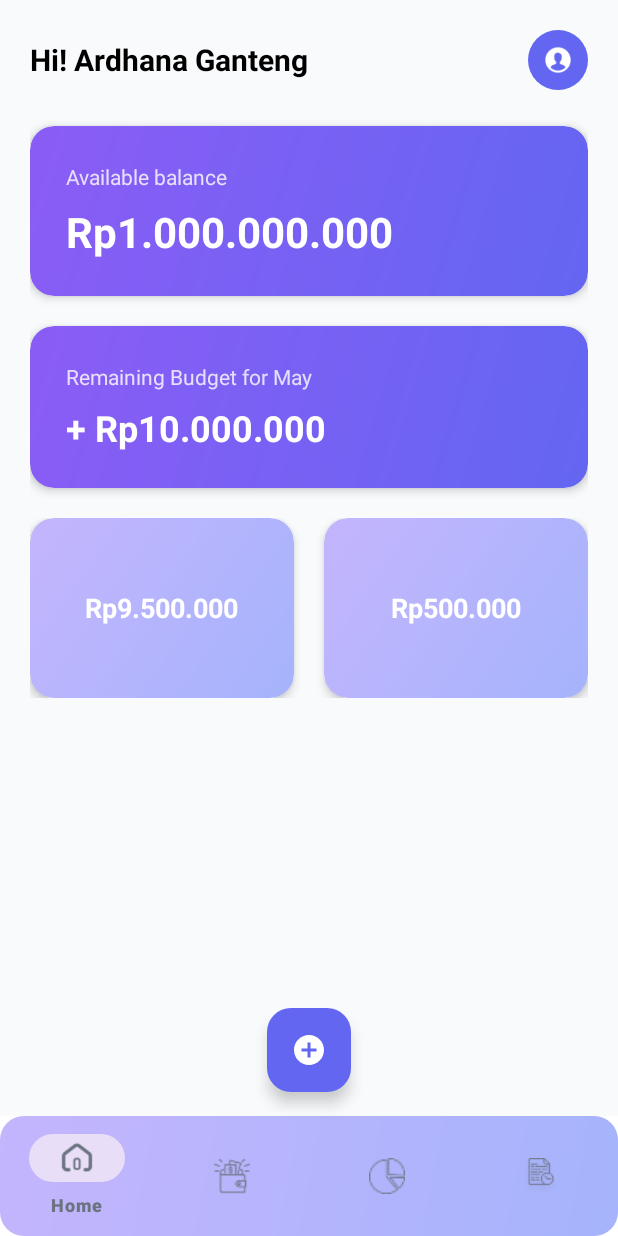
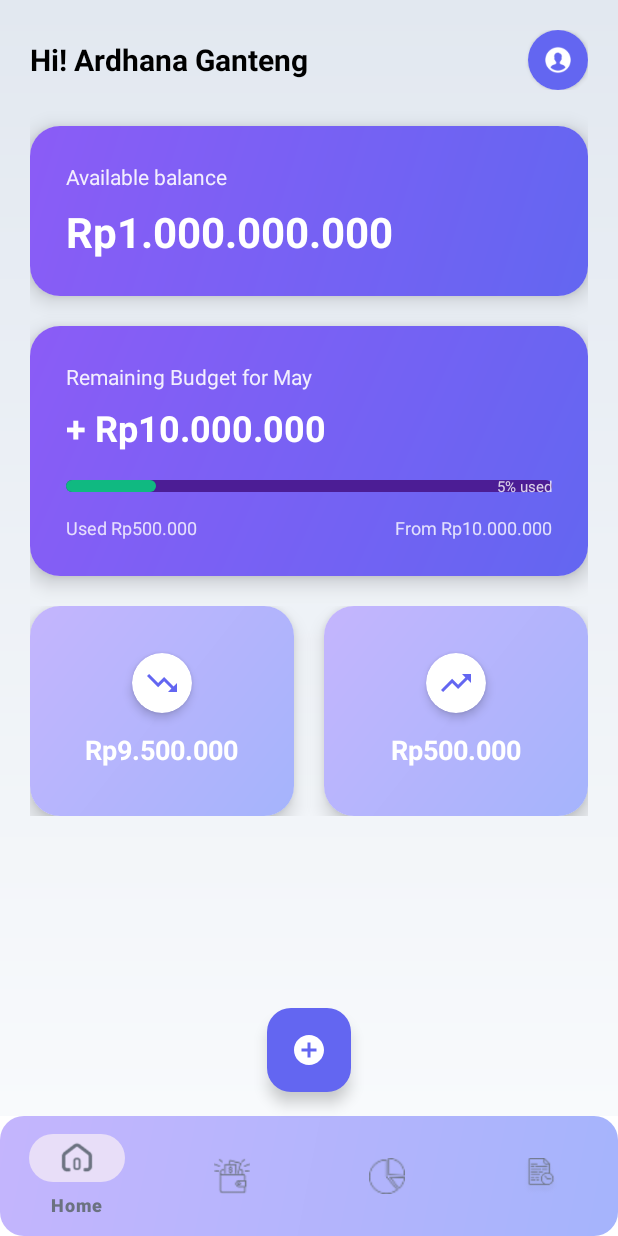
Before and after one commit to Kevinardhana096/spendly, an Android app: the screen it shows after launch (MainActivity), on a phone screen of 412 x 824 dp. Run offline under Robolectric (Android 15) with nearby library versions, the phone set to English and light mode, and no system bars.

Commit message:
fix layout fragment home

```diff
--- /dev/null
+++ b/app/src/main/res/drawable/gradient_background_light.xml
@@ -0,0 +1,7 @@
+<?xml version="1.0" encoding="utf-8"?>
+<shape xmlns:android="http://schemas.android.com/apk/res/android">
+    <gradient
+        android:startColor="#F8FAFC"
+        android:endColor="#E2E8F0"
+        android:angle="90" />
+</shape>
--- /dev/null
+++ b/app/src/main/res/drawable/ic_lightning.xml
@@ -0,0 +1,12 @@
+<?xml version="1.0" encoding="utf-8"?>
+<vector xmlns:android="http://schemas.android.com/apk/res/android"
+    android:width="24dp"
+    android:height="24dp"
+    android:viewportWidth="24"
+    android:viewportHeight="24">
+
+    <path
+        android:fillColor="#6366F1"
+        android:pathData="M13,0L6,7h5v5l7,-7h-5V0z" />
+
+</vector>
--- /dev/null
+++ b/app/src/main/res/drawable/ic_trending_down.xml
@@ -0,0 +1,12 @@
+<?xml version="1.0" encoding="utf-8"?>
+<vector xmlns:android="http://schemas.android.com/apk/res/android"
+    android:width="24dp"
+    android:height="24dp"
+    android:viewportWidth="24"
+    android:viewportHeight="24">
+
+    <path
+        android:fillColor="#6366F1"
+        android:pathData="M16,18l2.29,-2.29 -4.88,-4.88 -4,4L2,7.41 3.41,6l6,6 4,-4 6.3,6.29L22,12v6z" />
+
+</vector>
--- /dev/null
+++ b/app/src/main/res/drawable/ic_trending_up.xml
@@ -0,0 +1,12 @@
+<?xml version="1.0" encoding="utf-8"?>
+<vector xmlns:android="http://schemas.android.com/apk/res/android"
+    android:width="24dp"
+    android:height="24dp"
+    android:viewportWidth="24"
+    android:viewportHeight="24">
+
+    <path
+        android:fillColor="#6366F1"
+        android:pathData="M16,6l2.29,2.29 -4.88,4.88 -4,-4L2,16.59 3.41,18l6,-6 4,4 6.3,-6.29L22,12V6z" />
+
+</vector>
--- /dev/null
+++ b/app/src/main/res/drawable/progress_background.xml
@@ -0,0 +1,5 @@
+<?xml version="1.0" encoding="utf-8"?>
+<shape xmlns:android="http://schemas.android.com/apk/res/android">
+    <solid android:color="#4C1D95" />
+    <corners android:radius="4dp" />
+</shape>
--- /dev/null
+++ b/app/src/main/res/drawable/progress_foreground.xml
@@ -0,0 +1,5 @@
+<?xml version="1.0" encoding="utf-8"?>
+<shape xmlns:android="http://schemas.android.com/apk/res/android">
+    <solid android:color="#10B981" />
+    <corners android:radius="4dp" />
+</shape>
--- a/app/src/main/res/layout/fragment_home.xml
+++ b/app/src/main/res/layout/fragment_home.xml
@@ -3,7 +3,7 @@
     xmlns:app="http://schemas.android.com/apk/res-auto"
     android:layout_width="match_parent"
     android:layout_height="match_parent"
-    android:background="@color/background_gray">
+    android:background="@drawable/gradient_background_light">
 
     <LinearLayout
         android:layout_width="match_parent"
@@ -28,14 +28,21 @@
                 android:textStyle="bold"
                 android:textColor="@color/black" />
 
-            <ImageView
+            <androidx.cardview.widget.CardView
                 android:layout_width="40dp"
                 android:layout_height="40dp"
-                android:src="@drawable/ic_profile"
-                android:background="@drawable/circle_background"
-                android:backgroundTint="@color/purple_primary"
-                android:padding="8dp"
-                app:tint="@color/white" />
+                app:cardCornerRadius="20dp"
+                app:cardElevation="2dp">
+
+                <ImageView
+                    android:layout_width="match_parent"
+                    android:layout_height="match_parent"
+                    android:src="@drawable/ic_profile"
+                    android:background="@color/purple_primary"
+                    android:padding="8dp"
+                    app:tint="@color/white" />
+
+            </androidx.cardview.widget.CardView>
 
         </LinearLayout>
 
@@ -44,8 +51,8 @@
             android:layout_width="match_parent"
             android:layout_height="wrap_content"
             android:layout_marginBottom="20dp"
-            app:cardCornerRadius="16dp"
-            app:cardElevation="4dp">
+            app:cardCornerRadius="20dp"
+            app:cardElevation="8dp">
 
             <LinearLayout
                 android:layout_width="match_parent"
@@ -60,7 +67,7 @@
                     android:text="Available balance"
                     android:textColor="@color/white"
                     android:textSize="14sp"
-                    android:alpha="0.8" />
+                    android:alpha="0.9" />
 
                 <TextView
                     android:layout_width="wrap_content"
@@ -75,13 +82,13 @@
 
         </androidx.cardview.widget.CardView>
 
-        <!-- Remaining Budget Card -->
+        <!-- Remaining Budget Card with Progress -->
         <androidx.cardview.widget.CardView
             android:layout_width="match_parent"
             android:layout_height="wrap_content"
             android:layout_marginBottom="20dp"
-            app:cardCornerRadius="16dp"
-            app:cardElevation="4dp">
+            app:cardCornerRadius="20dp"
+            app:cardElevation="8dp">
 
             <LinearLayout
                 android:layout_width="match_parent"
@@ -96,7 +103,7 @@
                     android:text="Remaining Budget for May"
                     android:textColor="@color/white"
                     android:textSize="14sp"
-                    android:alpha="0.8" />
+                    android:alpha="0.9" />
 
                 <TextView
                     android:layout_width="wrap_content"
@@ -105,26 +112,86 @@
                     android:textColor="@color/white"
                     android:textSize="24sp"
                     android:textStyle="bold"
-                    android:layout_marginTop="8dp" />
+                    android:layout_marginTop="8dp"
+                    android:layout_marginBottom="16dp" />
+
+                <!-- Progress Bar with custom design -->
+                <RelativeLayout
+                    android:layout_width="match_parent"
+                    android:layout_height="wrap_content"
+                    android:layout_marginBottom="12dp">
+
+                    <!-- Background Progress Bar -->
+                    <View
+                        android:layout_width="match_parent"
+                        android:layout_height="8dp"
+                        android:background="@drawable/progress_background"
+                        android:layout_centerVertical="true" />
+
+                    <!-- Progress Indicator -->
+                    <View
+                        android:layout_width="60dp"
+                        android:layout_height="8dp"
+                        android:background="@drawable/progress_foreground"
+                        android:layout_centerVertical="true" />
+
+                    <!-- Progress Text -->
+                    <TextView
+                        android:layout_width="wrap_content"
+                        android:layout_height="wrap_content"
+                        android:text="5% used"
+                        android:textColor="@color/white"
+                        android:textSize="10sp"
+                        android:layout_alignParentEnd="true"
+                        android:layout_centerVertical="true"
+                        android:alpha="0.8" />
+
+                </RelativeLayout>
+
+                <!-- Budget Info Row -->
+                <LinearLayout
+                    android:layout_width="match_parent"
+                    android:layout_height="wrap_content"
+                    android:orientation="horizontal">
+
+                    <TextView
+                        android:layout_width="0dp"
+                        android:layout_height="wrap_content"
+                        android:layout_weight="1"
+                        android:text="Used Rp500.000"
+                        android:textColor="@color/white"
+                        android:textSize="12sp"
+                        android:alpha="0.8" />
+
+                    <TextView
+                        android:layout_width="wrap_content"
+                        android:layout_height="wrap_content"
+                        android:text="From Rp10.000.000"
+                        android:textColor="@color/white"
+                        android:textSize="12sp"
+                        android:alpha="0.8" />
+
+                </LinearLayout>
 
             </LinearLayout>
 
         </androidx.cardview.widget.CardView>
 
-        <!-- Bottom Cards Row -->
+        <!-- Bottom Cards Row with Icons -->
         <LinearLayout
             android:layout_width="match_parent"
             android:layout_height="wrap_content"
             android:orientation="horizontal"
             android:weightSum="2">
 
+            <!-- First Card with Lightning Icon -->
             <androidx.cardview.widget.CardView
                 android:layout_width="0dp"
-                android:layout_height="120dp"
+                android:layout_height="140dp"
                 android:layout_weight="1"
                 android:layout_marginEnd="10dp"
-                app:cardCornerRadius="16dp"
-                app:cardElevation="4dp">
+                app:cardCornerRadius="20dp"
+                app:cardElevation="8dp">
 
                 <LinearLayout
                     android:layout_width="match_parent"
@@ -133,6 +200,23 @@
                     android:orientation="vertical"
                     android:padding="20dp"
                     android:gravity="center">
+
+                    <androidx.cardview.widget.CardView
+                        android:layout_width="40dp"
+                        android:layout_height="40dp"
+                        app:cardCornerRadius="20dp"
+                        app:cardElevation="4dp"
+                        android:layout_marginBottom="12dp">
+
+                        <ImageView
+                            android:layout_width="24dp"
+                            android:layout_height="24dp"
+                            android:layout_gravity="center"
+                            android:src="@drawable/ic_trending_down"
+                            android:background="@color/white"
+                            app:tint="@color/purple_primary" />
+
+                    </androidx.cardview.widget.CardView>
 
                     <TextView
                         android:layout_width="wrap_content"
@@ -146,13 +230,14 @@
 
             </androidx.cardview.widget.CardView>
 
+            <!-- Second Card with Trending Icon -->
             <androidx.cardview.widget.CardView
                 android:layout_width="0dp"
-                android:layout_height="120dp"
+                android:layout_height="140dp"
                 android:layout_weight="1"
                 android:layout_marginStart="10dp"
-                app:cardCornerRadius="16dp"
-                app:cardElevation="4dp">
+                app:cardCornerRadius="20dp"
+                app:cardElevation="8dp">
 
                 <LinearLayout
                     android:layout_width="match_parent"
@@ -161,6 +246,23 @@
                     android:orientation="vertical"
                     android:padding="20dp"
                     android:gravity="center">
+
+                    <androidx.cardview.widget.CardView
+                        android:layout_width="40dp"
+                        android:layout_height="40dp"
+                        app:cardCornerRadius="20dp"
+                        app:cardElevation="4dp"
+                        android:layout_marginBottom="12dp">
+
+                        <ImageView
+                            android:layout_width="24dp"
+                            android:layout_height="24dp"
+                            android:layout_gravity="center"
+                            android:src="@drawable/ic_trending_up"
+                            android:background="@color/white"
+                            app:tint="@color/purple_primary" />
+
+                    </androidx.cardview.widget.CardView>
 
                     <TextView
                         android:layout_width="wrap_content"
```
